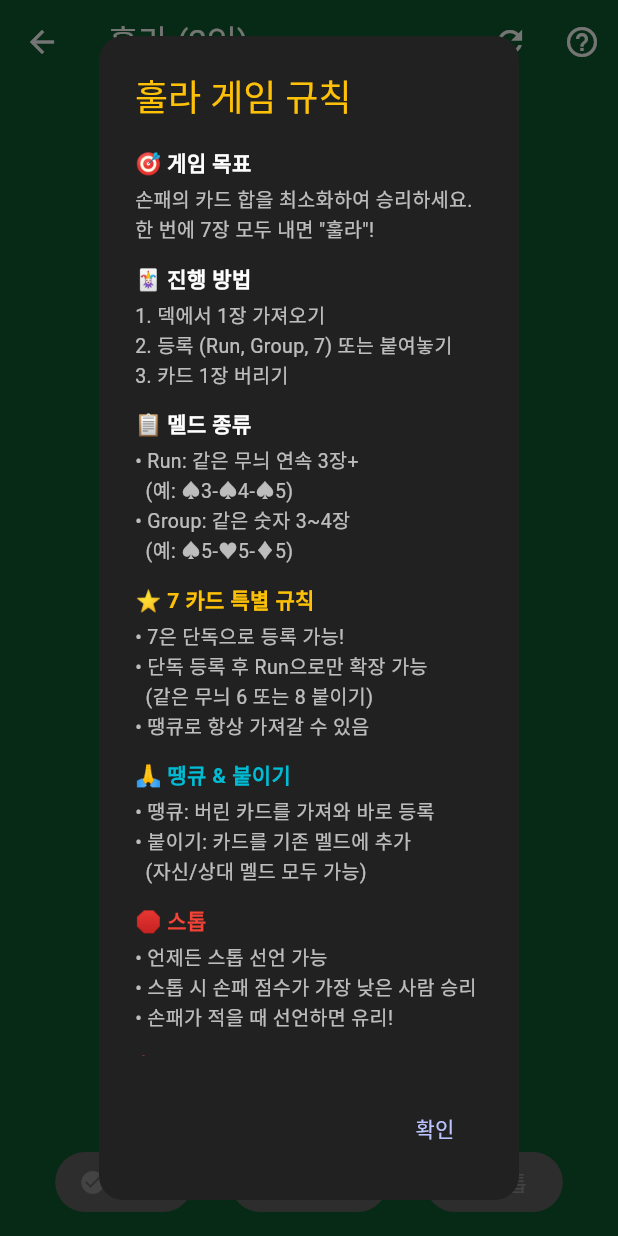
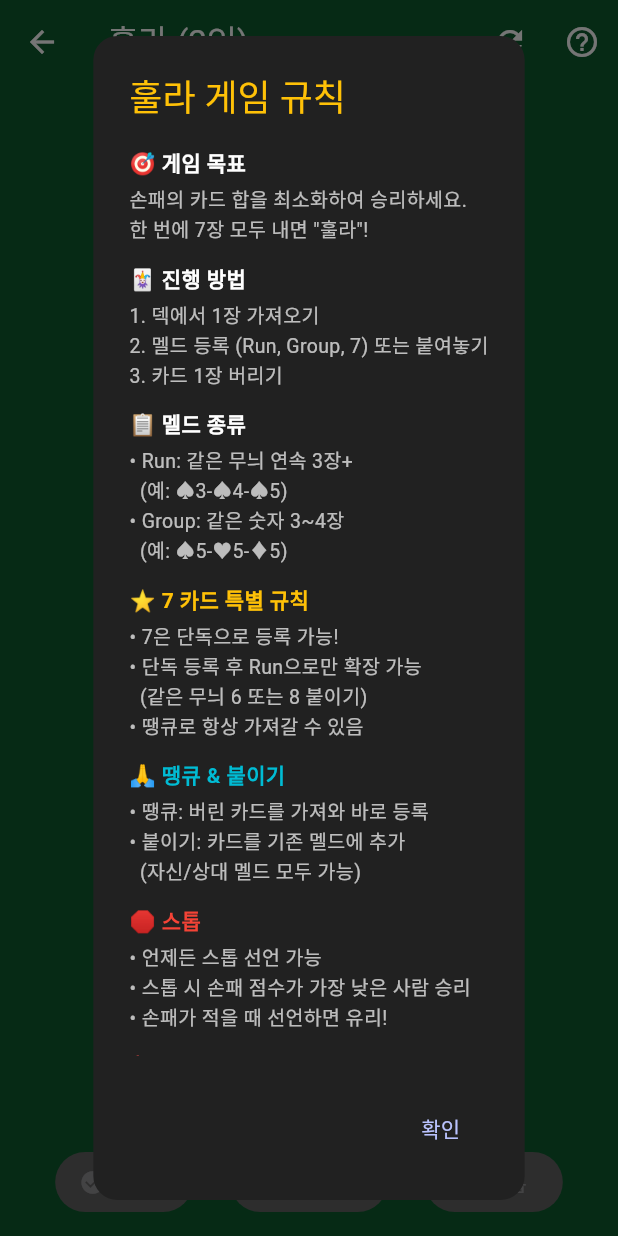
Before and after one commit to mhpark03/games, a Flutter app: the HulaScreen screen opened directly, after a tap on the "help outline" icon, on a phone screen of 412 x 824 dp. Run offline on Flutter 3.47's test engine with Material 3 defaults, Android fonts, the phone set to English and light mode, and no system bars; our stand-ins replace shared_preferences; accounts and stored records are empty.

Commit message:
훌라 진행 방법 2번 수정: 멜드 등록 (Run, Group, 7) 또는 붙여놓기

```diff
--- a/lib/games/hula/hula_screen.dart
+++ b/lib/games/hula/hula_screen.dart
@@ -3738,7 +3738,7 @@ class _HulaScreenState extends State<HulaScreen> with TickerProviderStateMixin {
               SizedBox(height: 4),
               Text(
                 '1. 덱에서 1장 가져오기\n'
-                '2. 등록 (Run, Group, 7) 또는 붙여놓기\n'
+                '2. 멜드 등록 (Run, Group, 7) 또는 붙여놓기\n'
                 '3. 카드 1장 버리기',
                 style: TextStyle(color: Colors.white70, fontSize: 13),
               ),
```
